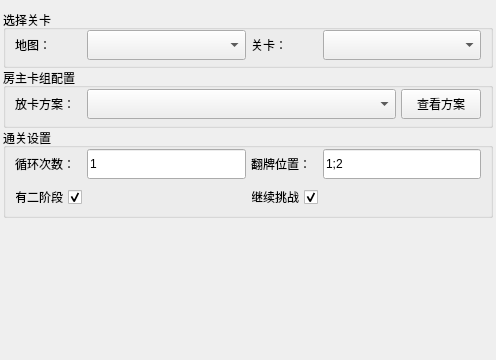
First picture: the form in AppImplement/UIFiles/LoopLevelParam.ui, repository LinFeng-BingYi/FVM_Backstage_Assistant_LFBY, before the edit.
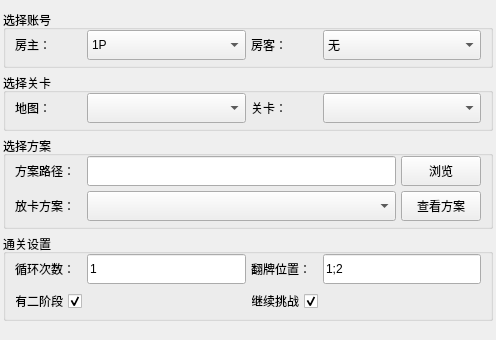
Second picture: the form after the edit.

Commit message: 优化各功能界面，使得在[开始]功能中选择组队模式的前提下，其他功能仍然可以选择单人模式; 此外，为每个功能都增加“放卡ini文件路径的选择，方便多个ini文件的使用

Diff of the .ui file:
```diff
--- a/AppImplement/UIFiles/LoopLevelParam.ui
+++ b/AppImplement/UIFiles/LoopLevelParam.ui
@@ -7,15 +7,15 @@
     <x>0</x>
     <y>0</y>
     <width>496</width>
-    <height>360</height>
+    <height>340</height>
    </rect>
   </property>
   <property name="windowTitle">
    <string>Form</string>
   </property>
-  <layout class="QVBoxLayout" name="verticalLayout_top" stretch="0,3,5,0">
+  <layout class="QVBoxLayout" name="verticalLayout_top" stretch="2,2,3,3,0">
    <property name="spacing">
-    <number>0</number>
+    <number>5</number>
    </property>
    <property name="leftMargin">
     <number>3</number>
@@ -29,14 +29,97 @@
    <property name="bottomMargin">
     <number>3</number>
    </property>
+   <item>
+    <widget class="QGroupBox" name="groupBox_select_players">
+     <property name="title">
+      <string>选择账号</string>
+     </property>
+     <layout class="QHBoxLayout" name="horizontalLayout_select_player">
+      <property name="spacing">
+       <number>5</number>
+      </property>
+      <property name="topMargin">
+       <number>0</number>
+      </property>
+      <property name="bottomMargin">
+       <number>5</number>
+      </property>
+      <item>
+       <widget class="QLabel" name="label_select_1p">
+        <property name="maximumSize">
+         <size>
+          <width>67</width>
+          <height>16777215</height>
+         </size>
+        </property>
+        <property name="text">
+         <string>房主：</string>
+        </property>
+       </widget>
+      </item>
+      <item>
+       <widget class="QComboBox" name="comboBox_select_1p">
+        <property name="minimumSize">
+         <size>
+          <width>0</width>
+          <height>30</height>
+         </size>
+        </property>
+        <item>
+         <property name="text">
+          <string>1P</string>
+         </property>
+        </item>
+        <item>
+         <property name="text">
+          <string>2P</string>
+         </property>
+        </item>
+       </widget>
+      </item>
+      <item>
+       <widget class="QLabel" name="label_select_2p">
+        <property name="maximumSize">
+         <size>
+          <width>67</width>
+          <height>16777215</height>
+         </size>
+        </property>
+        <property name="text">
+         <string>房客：</string>
+        </property>
+       </widget>
+      </item>
+      <item>
+       <widget class="QComboBox" name="comboBox_select_2p">
+        <property name="minimumSize">
+         <size>
+          <width>0</width>
+          <height>30</height>
+         </size>
+        </property>
+        <item>
+         <property name="text">
+          <string>无</string>
+         </property>
+        </item>
+        <item>
+         <property name="text">
+          <string>1P</string>
+         </property>
+        </item>
+        <item>
+         <property name="text">
+          <string>2P</string>
+         </property>
+        </item>
+       </widget>
+      </item>
+     </layout>
+    </widget>
+   </item>
    <item>
     <widget class="QGroupBox" name="groupBox_select_level">
-     <property name="maximumSize">
-      <size>
-       <width>16777215</width>
-       <height>60</height>
-      </size>
-     </property>
      <property name="title">
       <string>选择关卡</string>
      </property>
@@ -103,27 +186,69 @@
     </widget>
    </item>
    <item>
-    <widget class="QGroupBox" name="groupBox_1p_deck">
-     <property name="maximumSize">
-      <size>
-       <width>16777215</width>
-       <height>60</height>
-      </size>
-     </property>
+    <widget class="QGroupBox" name="groupBox_select_plan">
      <property name="title">
-      <string>房主卡组配置</string>
+      <string>选择方案</string>
      </property>
-     <layout class="QHBoxLayout" name="horizontalLayout_1p_deck" stretch="1,2,0">
-      <property name="spacing">
-       <number>5</number>
-      </property>
+     <layout class="QGridLayout" name="gridLayout_select_plan">
       <property name="topMargin">
        <number>0</number>
       </property>
       <property name="bottomMargin">
        <number>5</number>
       </property>
-      <item>
+      <property name="spacing">
+       <number>5</number>
+      </property>
+      <item row="0" column="0">
+       <widget class="QLabel" name="label_plan_path">
+        <property name="minimumSize">
+         <size>
+          <width>67</width>
+          <height>0</height>
+         </size>
+        </property>
+        <property name="maximumSize">
+         <size>
+          <width>67</width>
+          <height>30</height>
+         </size>
+        </property>
+        <property name="text">
+         <string>方案路径：</string>
+        </property>
+       </widget>
+      </item>
+      <item row="0" column="1">
+       <widget class="QLineEdit" name="lineEdit_plan_path">
+        <property name="minimumSize">
+         <size>
+          <width>0</width>
+          <height>30</height>
+         </size>
+        </property>
+       </widget>
+      </item>
+      <item row="0" column="2">
+       <widget class="QPushButton" name="pushButton_plan_path">
+        <property name="minimumSize">
+         <size>
+          <width>80</width>
+          <height>30</height>
+         </size>
+        </property>
+        <property name="maximumSize">
+         <size>
+          <width>80</width>
+          <height>30</height>
+         </size>
+        </property>
+        <property name="text">
+         <string>浏览</string>
+        </property>
+       </widget>
+      </item>
+      <item row="1" column="0">
        <widget class="QLabel" name="label_1p_plan">
         <property name="maximumSize">
          <size>
@@ -136,7 +261,7 @@
         </property>
        </widget>
       </item>
-      <item>
+      <item row="1" column="1">
        <widget class="QComboBox" name="comboBox_1p_plan">
         <property name="minimumSize">
          <size>
@@ -146,7 +271,7 @@
         </property>
        </widget>
       </item>
-      <item>
+      <item row="1" column="2">
        <widget class="QPushButton" name="pushButton_view_plan">
         <property name="minimumSize">
          <size>
@@ -170,12 +295,6 @@
    </item>
    <item>
     <widget class="QGroupBox" name="groupBox_level_setting">
-     <property name="maximumSize">
-      <size>
-       <width>16777215</width>
-       <height>90</height>
-      </size>
-     </property>
      <property name="title">
       <string>通关设置</string>
      </property>
@@ -277,8 +396,8 @@
      </property>
      <property name="sizeHint" stdset="0">
       <size>
-       <width>20</width>
-       <height>40</height>
+       <width>0</width>
+       <height>60</height>
       </size>
      </property>
     </spacer>
```
The commit also changes 32 other files.
